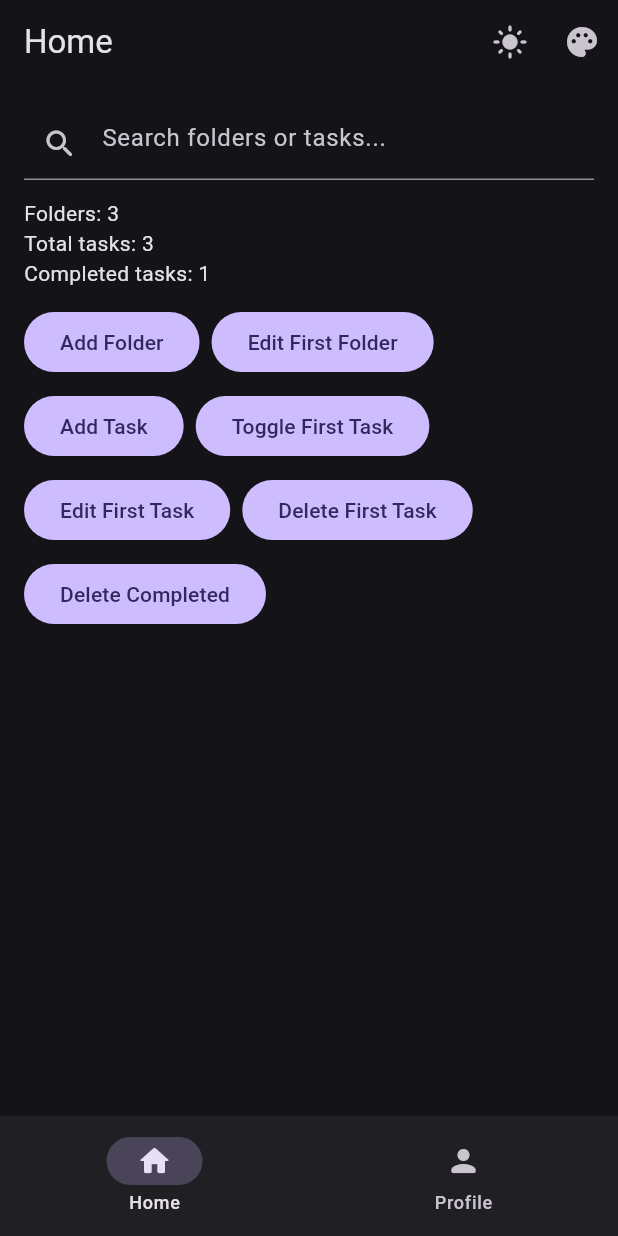
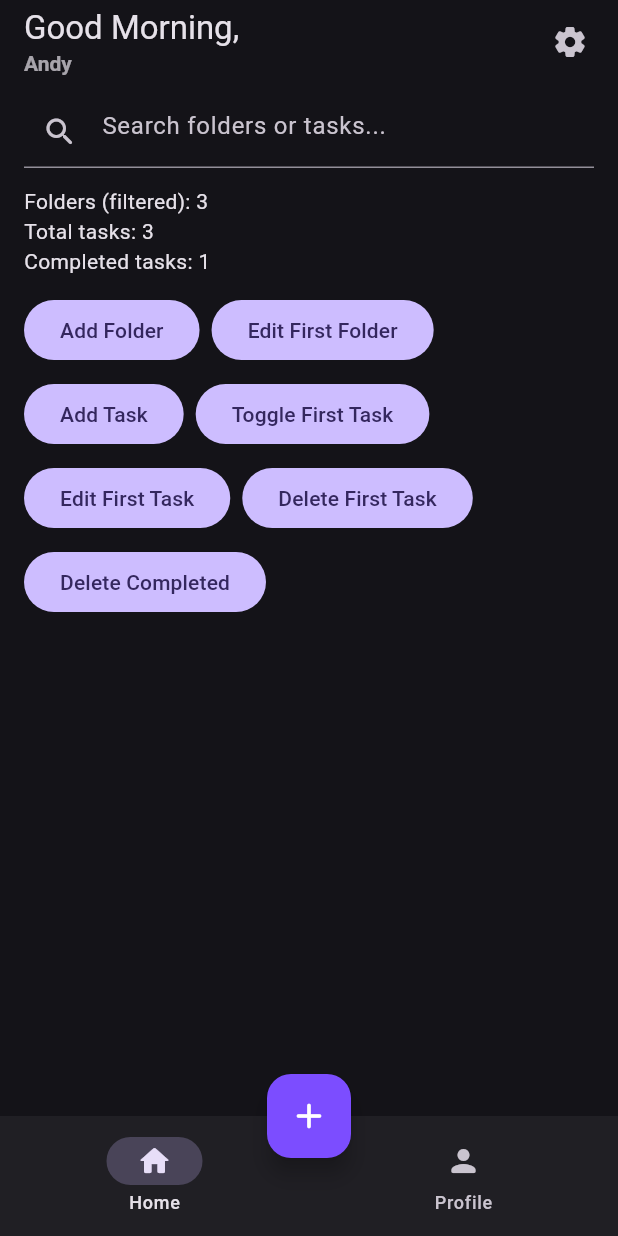
Before and after one commit to AkbardapetA/todo_app_ristek, a Flutter app: the screen it shows after launch, on a phone screen of 412 x 824 dp. Run offline on Flutter 3.47's test engine with Material 3 defaults, Android fonts, the phone set to English and light mode, and no system bars.

Commit message:
feat: perbarui tampilan utama dengan navigasi tab dan tombol tambah di tengah
Mengubah struktur halaman utama agar lebih rapih

Menambahkan tampilan berbeda untuk tab Beranda dan Profil

Memastikan isi tab tetap tersimpan saat berpindah halaman

Memisahkan navigasi bawah agar lebih terstruktur

Menambahkan tombol tambah di bagian tengah bawah

Tetap mempertahankan sistem data dan fungsi sebelumnya

```diff
--- a/lib/main.dart
+++ b/lib/main.dart
@@ -125,22 +125,24 @@ class _MainShellState extends State<MainShell> {
   final List<Folder> _folders = <Folder>[
     Folder(
       id: 'f1',
-      name: 'School',
+      name: 'College',
       icon: Icons.school_rounded,
       lists: <TodoListItem>[
         TodoListItem(
           id: 'l1',
-          title: 'TP DDP',
+          title: 'TP2 DDP',
           priority: ListPriority.priority,
         ),
-        TodoListItem(id: 'l2', title: 'Daily Meeting', isDone: true),
+        TodoListItem(id: 'l2', title: 'Meeting Menpes', isDone: true),
       ],
     ),
     Folder(
       id: 'f2',
       name: 'Personal',
       icon: Icons.person_rounded,
-      lists: <TodoListItem>[TodoListItem(id: 'l3', title: 'Buy groceries')],
+      lists: <TodoListItem>[
+        TodoListItem(id: 'l3', title: 'Beli Aina buat sahur'),
+      ],
     ),
     Folder(id: 'f3', name: 'Fitness', icon: Icons.fitness_center_rounded),
   ];
@@ -216,6 +218,7 @@ class _MainShellState extends State<MainShell> {
 
   @override
   Widget build(BuildContext context) {
+    final ColorScheme cs = Theme.of(context).colorScheme;
     final List<Folder> filteredFolders = _folders.where((folder) {
       final String q = _search.trim().toLowerCase();
       if (q.isEmpty) {
@@ -232,34 +235,59 @@ class _MainShellState extends State<MainShell> {
         : null;
 
     return Scaffold(
-      appBar: AppBar(
-        title: Text(_tab == 0 ? 'Home' : 'Profile'),
-        actions: <Widget>[
-          IconButton(
-            onPressed: () {
-              widget.onModeChanged(
-                widget.mode == ThemeMode.dark
-                    ? ThemeMode.light
-                    : ThemeMode.dark,
-              );
-            },
-            icon: Icon(
-              widget.mode == ThemeMode.dark
-                  ? Icons.light_mode
-                  : Icons.dark_mode,
+      appBar: _tab == 0
+          ? AppBar(
+              title: Column(
+                crossAxisAlignment: CrossAxisAlignment.start,
+                children: <Widget>[
+                  const Text('Good Morning,'),
+                  Text(
+                    _profile.fullName.split(' ').first,
+                    style: TextStyle(
+                      fontSize: 14,
+                      fontWeight: FontWeight.w600,
+                      color: cs.onSurface.withValues(alpha: 0.7),
                     ),
-          ),
-          IconButton(
-            onPressed: () => widget.onAccentChanged(const Color(0xFF2962FF)),
-            icon: const Icon(Icons.palette),
                   ),
                 ],
               ),
-      body: IndexedStack(
+              actions: <Widget>[
+                IconButton(
+                  tooltip: 'Settings',
+                  icon: const Icon(Icons.settings_rounded),
+                  onPressed: () {
+                    ScaffoldMessenger.of(context).showSnackBar(
+                      const SnackBar(
+                        content: Text('not implemented yet.'),
+                      ),
+                    );
+                  },
+                ),
+                const SizedBox(width: 8),
+              ],
+            )
+          : AppBar(
+              title: const Text('Profile'),
+              actions: <Widget>[
+                TextButton(
+                  onPressed: () {
+                    ScaffoldMessenger.of(context).showSnackBar(
+                      const SnackBar(
+                        content: Text('Settings screen in Part 8.'),
+                      ),
+                    );
+                  },
+                  child: const Text('Settings'),
+                ),
+                const SizedBox(width: 8),
+              ],
+            ),
+      body: SafeArea(
+        child: IndexedStack(
           index: _tab,
           children: <Widget>[
             ListView(
-            padding: const EdgeInsets.all(16),
+              padding: const EdgeInsets.fromLTRB(16, 8, 16, 120),
               children: <Widget>[
                 TextField(
                   onChanged: (String value) => setState(() => _search = value),
@@ -269,7 +297,7 @@ class _MainShellState extends State<MainShell> {
                   ),
                 ),
                 const SizedBox(height: 12),
-              Text('Folders: ${filteredFolders.length}'),
+                Text('Folders (filtered): ${filteredFolders.length}'),
                 Text('Total tasks: $_totalLists'),
                 Text('Completed tasks: $_completedLists'),
                 const SizedBox(height: 12),
@@ -340,7 +368,7 @@ class _MainShellState extends State<MainShell> {
               ],
             ),
             ListView(
-            padding: const EdgeInsets.all(16),
+              padding: const EdgeInsets.fromLTRB(16, 8, 16, 120),
               children: <Widget>[
                 Text('Name: ${_profile.fullName}'),
                 Text('Major: ${_profile.major}'),
@@ -352,9 +380,39 @@ class _MainShellState extends State<MainShell> {
             ),
           ],
         ),
-      bottomNavigationBar: NavigationBar(
-        selectedIndex: _tab,
-        onDestinationSelected: (int value) => setState(() => _tab = value),
+      ),
+      floatingActionButtonLocation: FloatingActionButtonLocation.centerDocked,
+      floatingActionButton: _FloatingPlus(
+        accent: widget.accent,
+        onPressed: () {
+          if (_tab == 0) {
+            _addFolder('Quick Folder', Icons.folder_copy_rounded);
+          } else {
+            ScaffoldMessenger.of(context).showSnackBar(
+              const SnackBar(content: Text('Edit profile flow in Part 7.')),
+            );
+          }
+        },
+      ),
+      bottomNavigationBar: _BottomBar(
+        tab: _tab,
+        onChange: (int value) => setState(() => _tab = value),
+      ),
+    );
+  }
+}
+
+class _BottomBar extends StatelessWidget {
+  const _BottomBar({required this.tab, required this.onChange});
+
+  final int tab;
+  final ValueChanged<int> onChange;
+
+  @override
+  Widget build(BuildContext context) {
+    return NavigationBar(
+      selectedIndex: tab,
+      onDestinationSelected: onChange,
       destinations: const <NavigationDestination>[
         NavigationDestination(icon: Icon(Icons.home_rounded), label: 'Home'),
         NavigationDestination(
@@ -362,7 +420,23 @@ class _MainShellState extends State<MainShell> {
           label: 'Profile',
         ),
       ],
-      ),
     );
   }
 }
+
+class _FloatingPlus extends StatelessWidget {
+  const _FloatingPlus({required this.accent, required this.onPressed});
+
+  final Color accent;
+  final VoidCallback onPressed;
+
+  @override
+  Widget build(BuildContext context) {
+    return FloatingActionButton(
+      onPressed: onPressed,
+      backgroundColor: accent,
+      foregroundColor: Colors.white,
+      child: const Icon(Icons.add_rounded, size: 28),
+    );
+  }
+}
```
Lines whose indentation alone changed are shown as unchanged.
